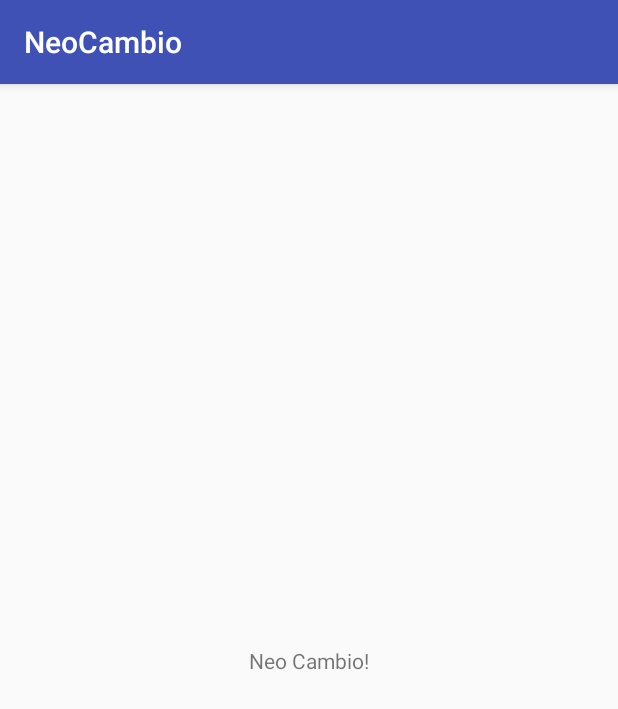
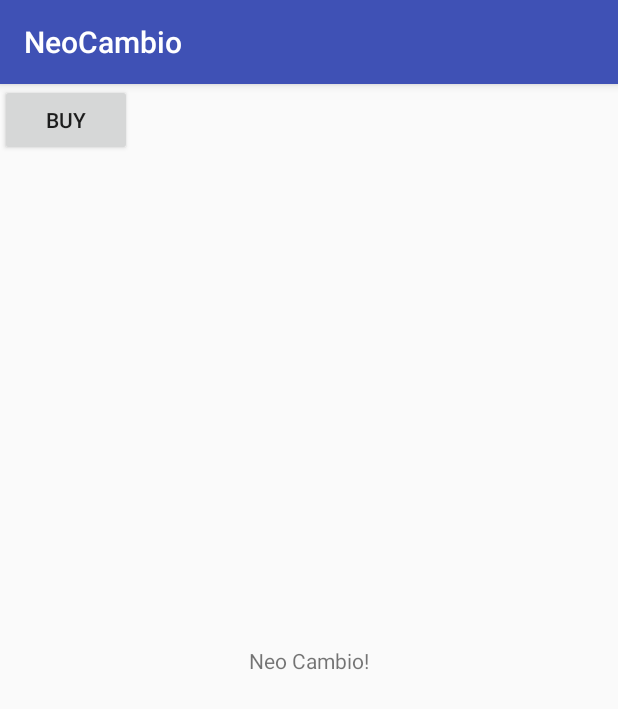
Before and after one commit to jparkteach/NeoCambio, an Android app: the screen it shows after launch (MainActivity), on a phone screen of 412 x 824 dp. Shown: the top 709 px of the screen. Run offline under Robolectric (Android 15) with nearby library versions, the phone set to English and light mode, and no system bars.

Commit message:
Button added

```diff
--- a/app/src/main/res/layout/activity_main.xml
+++ b/app/src/main/res/layout/activity_main.xml
@@ -15,4 +15,9 @@
         app:layout_constraintRight_toRightOf="parent"
         app:layout_constraintTop_toTopOf="parent" />
 
+    <Button
+        android:layout_width="wrap_content"
+        android:layout_height="wrap_content"
+        android:text="buy" />
+
 </android.support.constraint.ConstraintLayout>
```
